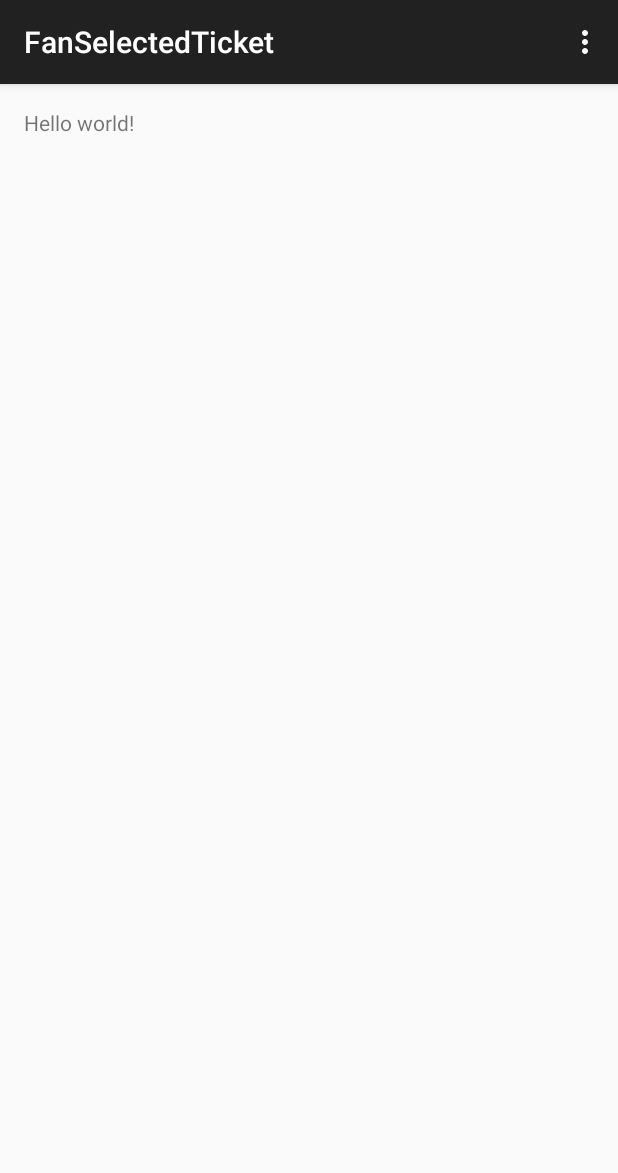
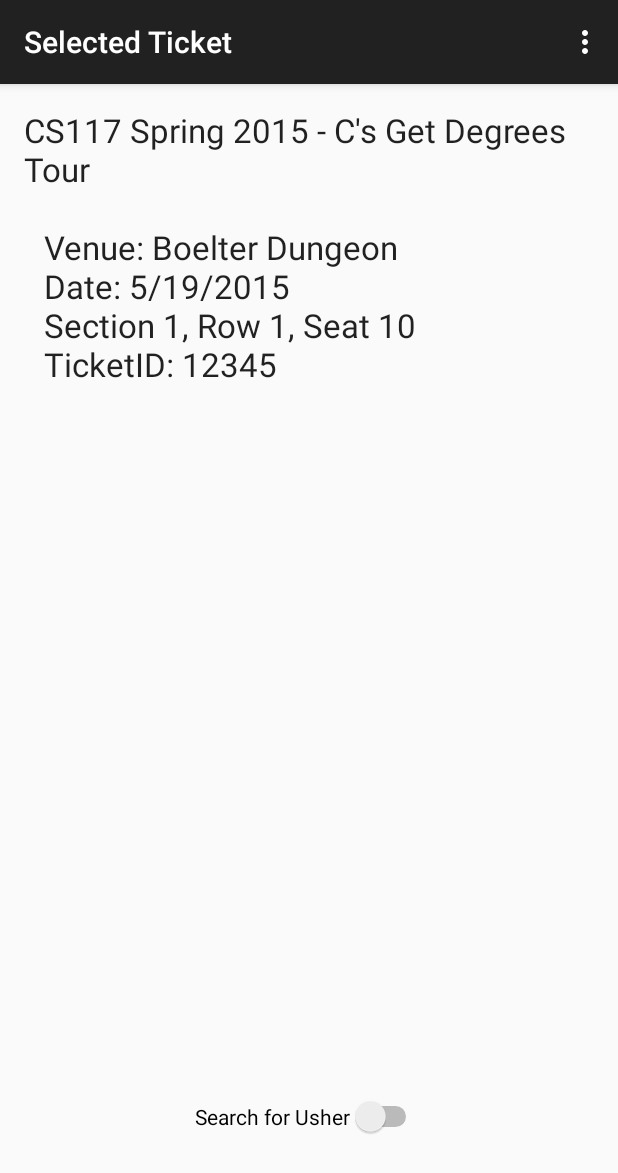
Before and after one commit to Rbdall/EntryApp, an Android app: the screen it shows after launch (FanSelectedTicket), after a tap on "CS117 Spring 2015 - C's Get Degrees Tour", on a phone screen of 412 x 824 dp. Shown: the top 1173 px of the screen. Run offline under Robolectric (Android 15) with nearby library versions, the phone set to English and light mode, and no system bars.

Commit message:
Selected ticket code

```diff
--- a/EntryApp/app/src/main/java/com/mycompany/myfirstapp/FanSelectedTicket.java
+++ b/EntryApp/app/src/main/java/com/mycompany/myfirstapp/FanSelectedTicket.java
@@ -4,14 +4,46 @@ import android.support.v7.app.ActionBarActivity;
 import android.os.Bundle;
 import android.view.Menu;
 import android.view.MenuItem;
+import android.view.View;
+import android.widget.CompoundButton;
+import android.widget.ProgressBar;
+import android.widget.Switch;
+import android.widget.TextView;
 
 
 public class FanSelectedTicket extends ActionBarActivity {
-
+    private Ticket selectedTicket;
     @Override
     protected void onCreate(Bundle savedInstanceState) {
         super.onCreate(savedInstanceState);
         setContentView(R.layout.activity_fan_selected_ticket);
+        Bundle extras = getIntent().getExtras();
+        if(extras != null){
+            selectedTicket = (Ticket) extras.getSerializable("ChosenTicket");
+        }
+        TextView ticketInformation = (TextView) findViewById(R.id.TicketText);
+        ticketInformation.setText(selectedTicket.toString());
+
+        showProgressBar(false);
+
+        Switch search = (Switch) findViewById(R.id.searchSwitch);
+        search.setOnCheckedChangeListener(new CompoundButton.OnCheckedChangeListener() {
+            @Override
+            public void onCheckedChanged(CompoundButton buttonView, boolean isChecked) {
+                showProgressBar(isChecked);
+            }
+        });
+
+    }
+
+    private void showProgressBar(boolean shouldShow){
+        ProgressBar wheel = (ProgressBar) findViewById(R.id.progressBar);
+        if(shouldShow){
+            wheel.setVisibility(View.VISIBLE);
+        }
+        else{
+            wheel.setVisibility(View.INVISIBLE);
+        }
     }
 
     @Override
--- a/EntryApp/app/src/main/java/com/mycompany/myfirstapp/Ticket.java
+++ b/EntryApp/app/src/main/java/com/mycompany/myfirstapp/Ticket.java
@@ -1,9 +1,11 @@
 package com.mycompany.myfirstapp;
+
+import java.io.Serializable;
 
 /**
  * Created by ryan on 5/19/15.
  */
-public class Ticket {
+public class Ticket implements Serializable{
     private String ticketName;
     private String venueName;
     private String eventDate;
@@ -53,7 +55,7 @@ public class Ticket {
     }
 
     public String toString(){
-        return ticketName + '\n' +
+        return ticketName + '\n' + '\n' +
                 '\t' + "Venue: " + venueName + '\n' +
                 '\t' + "Date: " + eventDate + '\n' +
                 '\t' + seatLocation + '\n' +
--- a/EntryApp/app/src/main/java/com/mycompany/myfirstapp/TicketList.java
+++ b/EntryApp/app/src/main/java/com/mycompany/myfirstapp/TicketList.java
@@ -34,6 +34,7 @@ public class TicketList extends ActionBarActivity {
             @Override
             public void onItemClick(AdapterView<?> parent, View view, int position, long id) {
                 Intent i = new Intent(getApplicationContext(), FanSelectedTicket.class);
+                i.putExtra("ChosenTicket", possibleTickets[position]);
                 startActivity(i);
             }
         });
--- a/EntryApp/app/src/main/res/layout/activity_fan_selected_ticket.xml
+++ b/EntryApp/app/src/main/res/layout/activity_fan_selected_ticket.xml
@@ -6,7 +6,34 @@
     android:paddingBottom="@dimen/activity_vertical_margin"
     tools:context="com.mycompany.myfirstapp.FanSelectedTicket">
 
-    <TextView android:text="@string/hello_world" android:layout_width="wrap_content"
-        android:layout_height="wrap_content" />
+
+    <TextView
+        android:layout_width="wrap_content"
+        android:layout_height="wrap_content"
+        android:textAppearance="?android:attr/textAppearanceLarge"
+        android:text="Ticket Information"
+        android:id="@+id/TicketText"
+        android:layout_alignParentTop="true"
+        android:layout_alignParentLeft="true"
+        android:layout_alignParentStart="true"
+        android:layout_alignParentRight="true"
+        android:layout_alignParentEnd="true" />
+
+    <Switch
+        android:layout_width="wrap_content"
+        android:layout_height="wrap_content"
+        android:text="Search for Usher"
+        android:id="@+id/searchSwitch"
+        android:layout_alignParentBottom="true"
+        android:layout_centerHorizontal="true"
+        android:layout_marginBottom="50dp"
+        android:checked="false" />
+
+    <ProgressBar
+        android:layout_width="wrap_content"
+        android:layout_height="wrap_content"
+        android:id="@+id/progressBar"
+        android:layout_alignParentBottom="true"
+        android:layout_centerHorizontal="true" />
 
 </RelativeLayout>
--- a/EntryApp/app/src/main/res/values/strings.xml
+++ b/EntryApp/app/src/main/res/values/strings.xml
@@ -7,5 +7,5 @@
     <string name="title_activity_ticket_list">Your Tickets</string>
 
     <string name="hello_world">Hello world!</string>
-    <string name="title_activity_fan_selected_ticket">FanSelectedTicket</string>
+    <string name="title_activity_fan_selected_ticket">Selected Ticket</string>
 </resources>
```
